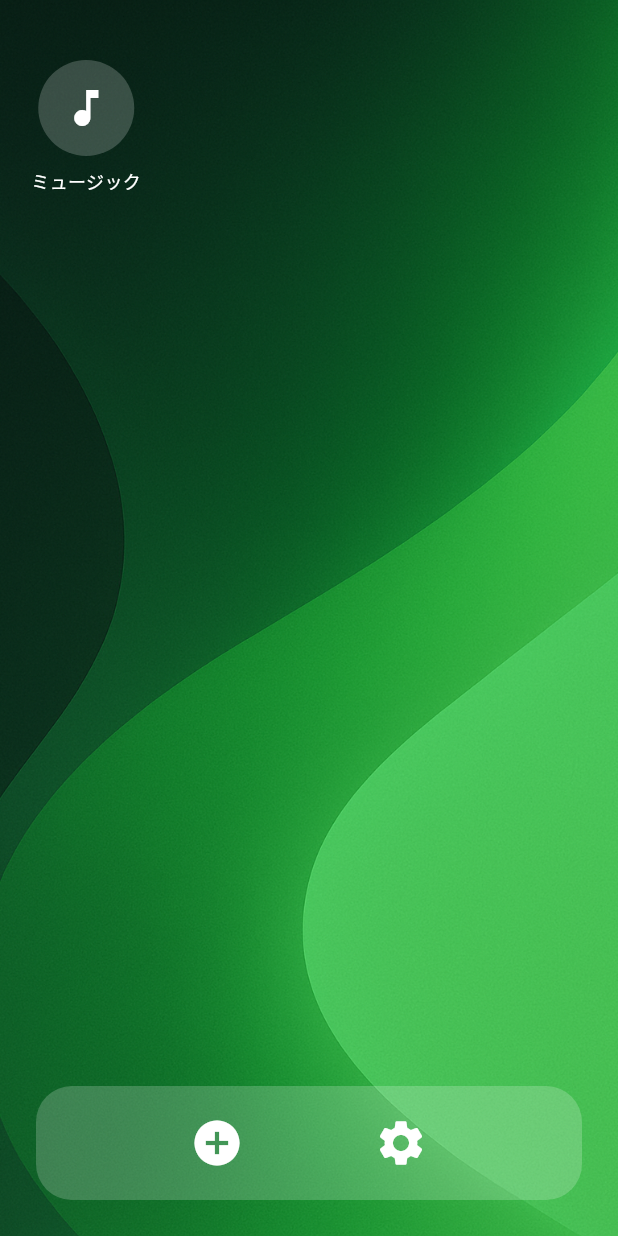
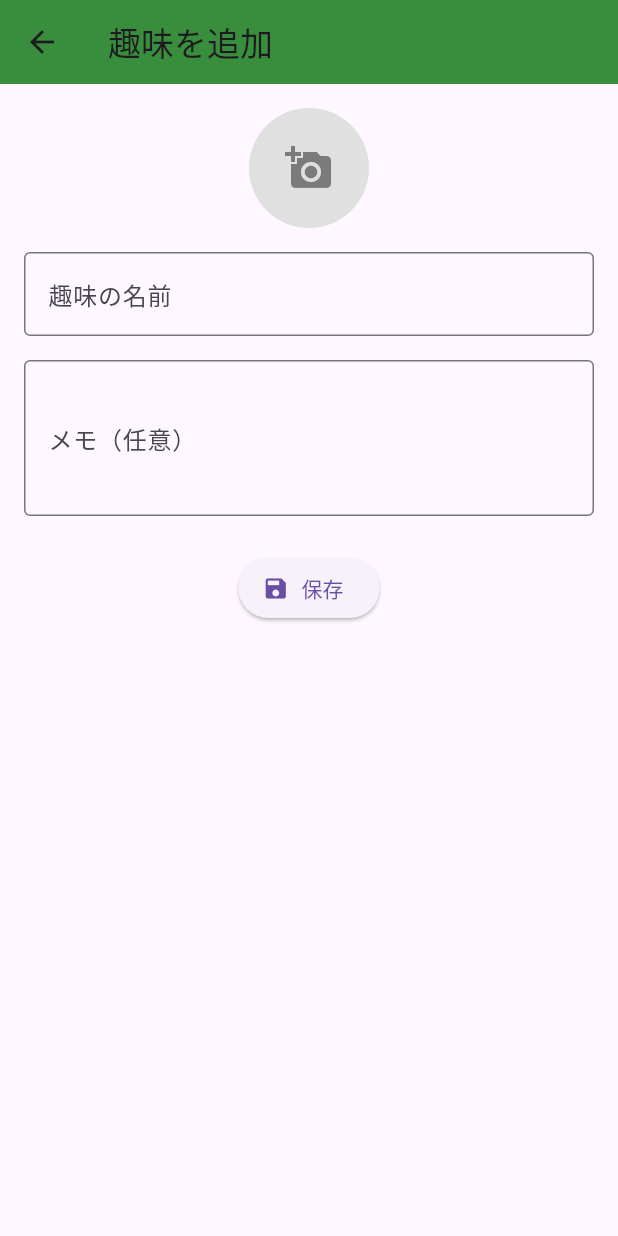
Before and after one commit to tomurango/shuumy-app, a Flutter app: the screen it shows after launch, after a tap on the "add circle" icon, on a phone screen of 412 x 824 dp. Run offline on Flutter 3.47's test engine with Material 3 defaults, Android fonts, the light colour scheme and no system bars; our stand-ins replace flutter_riverpod, image_picker.

Commit message:
アイコンを追加できるようにした

```diff
--- a/lib/main.dart
+++ b/lib/main.dart
@@ -1,7 +1,11 @@
 import 'package:flutter/material.dart';
+import 'package:flutter_riverpod/flutter_riverpod.dart';
+import 'src/screens/home_screen.dart';
 
 void main() {
-  runApp(const ShuumyApp());
+  runApp(
+    const ProviderScope(child: ShuumyApp()),
+  );
 }
 
 class ShuumyApp extends StatelessWidget {
@@ -15,109 +19,3 @@ class ShuumyApp extends StatelessWidget {
     );
   }
 }
-
-class HomeScreen extends StatelessWidget {
-  const HomeScreen({super.key});
-
-  @override
-  Widget build(BuildContext context) {
-    final items = [
-      {'title': 'ミュージック', 'icon': Icons.music_note},
-      // ここに仮の趣味を追加可能
-    ];
-
-    return Scaffold(
-      extendBodyBehindAppBar: true,
-      backgroundColor: Colors.transparent,
-      body: Stack(
-        children: [
-          // 背景画像
-          Positioned.fill(
-            child: Image.asset(
-              'assets/background.png', // 画像パスは適宜変更
-              fit: BoxFit.cover,
-            ),
-          ),
-          // アイコン一覧
-          SafeArea(
-            child: Padding(
-              padding: const EdgeInsets.symmetric(horizontal: 20, vertical: 40),
-
-              child: GridView.builder(
-                itemCount: items.length,
-                physics: const NeverScrollableScrollPhysics(),
-                //shrinkWrap: true,
-                gridDelegate: const SliverGridDelegateWithFixedCrossAxisCount(
-                  crossAxisCount: 4,
-                  mainAxisSpacing: 24,
-                  crossAxisSpacing: 24,
-                  childAspectRatio: 0.75,
-                ),
-
-                itemBuilder: (context, index) {
-                  final item = items[index];
-                  return Column(
-                    mainAxisSize: MainAxisSize.min,
-                    children: [
-                      CircleAvatar(
-                        radius: 32,
-                        backgroundColor: Colors.white.withOpacity(0.2),
-                        child: Icon(
-                          item['icon'] as IconData,
-                          size: 32,
-                          color: Colors.white,
-                        ),
-                      ),
-                      const SizedBox(height: 8),
-                      Text(
-                        item['title']! as String,
-                        style: const TextStyle(
-                          color: Colors.white,
-                          fontSize: 12,
-                        ),
-                        textAlign: TextAlign.center,
-                        maxLines: 1,                  // ← 1行に制限
-                        overflow: TextOverflow.ellipsis, // ← はみ出たら「...」で省略
-                        softWrap: false,              // ← 自動改行を防止
-                      ),
-                    ],
-                  );
-                },
-              ),
-            ),
-          ),
-          // ドック風ボタン
-          Positioned(
-            bottom: 24,
-            left: 24,
-            right: 24,
-            child: Container(
-              padding: const EdgeInsets.symmetric(horizontal: 24, vertical: 12),
-              decoration: BoxDecoration(
-                color: Colors.white.withOpacity(0.2),
-                borderRadius: BorderRadius.circular(24),
-              ),
-              child: Row(
-                mainAxisAlignment: MainAxisAlignment.spaceEvenly,
-                children: [
-                  IconButton(
-                    icon: const Icon(Icons.add_circle, size: 36, color: Colors.white),
-                    onPressed: () {
-                      // 趣味追加
-                    },
-                  ),
-                  IconButton(
-                    icon: const Icon(Icons.settings, size: 36, color: Colors.white),
-                    onPressed: () {
-                      // 設定画面へ
-                    },
-                  ),
-                ],
-              ),
-            ),
-          )
-        ],
-      ),
-    );
-  }
-}
--- /dev/null
+++ b/lib/src/models/hobby.dart
@@ -0,0 +1,27 @@
+class Hobby {
+  final String title;
+  final String? memo;
+  final String imageFileName;
+
+  Hobby({
+    required this.title,
+    this.memo,
+    required this.imageFileName,
+  });
+
+  String getImagePath(String basePath) {
+    return '$basePath/images/$imageFileName';
+  }
+
+  Map<String, dynamic> toJson() => {
+    'title': title,
+    'memo': memo,
+    'imageFileName': imageFileName,
+  };
+
+  factory Hobby.fromJson(Map<String, dynamic> json) => Hobby(
+    title: json['title'] as String,
+    memo: json['memo'] as String?,
+    imageFileName: json['imageFileName'] as String,
+  );
+}
--- /dev/null
+++ b/lib/src/providers/hobby_list_provider.dart
@@ -0,0 +1,45 @@
+import 'dart:io';
+import 'package:flutter_riverpod/flutter_riverpod.dart';
+import 'package:path_provider/path_provider.dart';
+import 'package:path/path.dart' as path;
+import '../models/hobby.dart';
+import '../services/hobby_json_service.dart';
+
+final hobbyListProvider = StateNotifierProvider<HobbyListNotifier, List<Hobby>>(
+  (ref) => HobbyListNotifier(),
+);
+
+class HobbyListNotifier extends StateNotifier<List<Hobby>> {
+  HobbyListNotifier() : super([]) {
+    load();
+  }
+
+  Future<void> load() async {
+    final hobbies = await HobbyJsonService.loadHobbies();
+    final dir = await getApplicationDocumentsDirectory();
+
+    final rebuilt = hobbies.map((hobby) {
+      final fullPath = hobby.getImagePath(dir.path);
+      return Hobby(
+        title: hobby.title,
+        memo: hobby.memo,
+        imageFileName: hobby.imageFileName, // imagePath はUIで構築
+      );
+    }).toList();
+
+    state = rebuilt;
+  }
+
+
+  Future<void> add(Hobby hobby) async {
+    final newList = [...state, hobby];
+    state = newList;
+    await HobbyJsonService.saveHobbies(newList);
+  }
+
+  Future<void> remove(Hobby hobby) async {
+    final newList = state.where((h) => h != hobby).toList();
+    state = newList;
+    await HobbyJsonService.saveHobbies(newList);
+  }
+}
--- /dev/null
+++ b/lib/src/screens/add_hobby_screen.dart
@@ -0,0 +1,129 @@
+import 'dart:io';
+import 'package:flutter/material.dart';
+import 'package:image_picker/image_picker.dart';
+import 'package:path/path.dart' as path;
+import 'package:flutter_riverpod/flutter_riverpod.dart';
+import '../services/hobby_storage.dart';
+import '../models/hobby.dart';
+import '../services/hobby_json_service.dart';
+import '../providers/hobby_list_provider.dart';
+
+class AddHobbyScreen extends ConsumerStatefulWidget {
+  const AddHobbyScreen({super.key});
+
+  @override
+  ConsumerState<AddHobbyScreen> createState() => _AddHobbyScreenState();
+}
+
+class _AddHobbyScreenState extends ConsumerState<AddHobbyScreen> {
+  final TextEditingController _titleController = TextEditingController();
+  final TextEditingController _memoController = TextEditingController();
+
+  File? _selectedImage;
+
+  Future<void> _pickImage() async {
+    final pickedFile = await ImagePicker().pickImage(
+      source: ImageSource.gallery,
+    );
+
+    if (pickedFile != null) {
+      setState(() {
+        _selectedImage = File(pickedFile.path);
+      });
+    }
+  }
+
+  @override
+  Widget build(BuildContext context) {
+    return Scaffold(
+      appBar: AppBar(
+        title: const Text("趣味を追加"),
+        backgroundColor: Colors.green[700],
+      ),
+      body: Padding(
+        padding: const EdgeInsets.all(16),
+        child: Column(
+          children: [
+            // アイコン画像のプレビュー
+            GestureDetector(
+              onTap: _pickImage,
+              child: CircleAvatar(
+                radius: 40,
+                backgroundColor: Colors.grey[300],
+                backgroundImage:
+                    _selectedImage != null ? FileImage(_selectedImage!) : null,
+                child: _selectedImage == null
+                    ? const Icon(Icons.add_a_photo, size: 32, color: Colors.black45)
+                    : null,
+              ),
+            ),
+            const SizedBox(height: 16),
+            TextField(
+              controller: _titleController,
+              decoration: const InputDecoration(
+                labelText: '趣味の名前',
+                border: OutlineInputBorder(),
+              ),
+            ),
+            const SizedBox(height: 16),
+            TextField(
+              controller: _memoController,
+              decoration: const InputDecoration(
+                labelText: 'メモ（任意）',
+                border: OutlineInputBorder(),
+              ),
+              maxLines: 3,
+            ),
+            const SizedBox(height: 24),
+            ElevatedButton.icon(
+              onPressed: () async {
+                final title = _titleController.text.trim();
+                final memo = _memoController.text.trim();
+
+                if (_selectedImage == null) {
+                  ScaffoldMessenger.of(context).showSnackBar(
+                    const SnackBar(content: Text("アイコン画像を選んでください")),
+                  );
+                  return;
+                }
+
+                if (title.isEmpty) {
+                  ScaffoldMessenger.of(context).showSnackBar(
+                    const SnackBar(content: Text("趣味の名前を入力してください")),
+                  );
+                  return;
+                }
+
+                // ファイルを保存ディレクトリにコピー
+                final savedImageFile = await HobbyStorageService.saveImageToLocalDirectory(_selectedImage!);
+
+                // savedImageFile.path を Hobbyモデルなどで使えるように保存
+                print('保存先: ${savedImageFile.path}');
+
+                final fileName = path.basename(savedImageFile.path);
+
+                // Hobbyインスタンス保存処理
+                final newHobby = Hobby(
+                  title: title,
+                  memo: memo.isEmpty ? null : memo,
+                  imageFileName: fileName,
+                );
+
+                final hobbies = await HobbyJsonService.loadHobbies();
+                hobbies.add(newHobby);
+                await HobbyJsonService.saveHobbies(hobbies);
+
+                ref.read(hobbyListProvider.notifier).add(newHobby);
+
+
+                Navigator.pop(context);
+              },
+              icon: const Icon(Icons.save),
+              label: const Text('保存'),
+            )
+          ],
+        ),
+      ),
+    );
+  }
+}
--- /dev/null
+++ b/lib/src/screens/home_screen.dart
@@ -0,0 +1,128 @@
+import 'dart:io';
+import 'package:flutter/material.dart';
+import 'package:flutter_riverpod/flutter_riverpod.dart';
+import 'package:path_provider/path_provider.dart';
+import 'package:path/path.dart' as p;
+
+import '../models/hobby.dart';
+import '../providers/hobby_list_provider.dart';
+import 'add_hobby_screen.dart';
+
+class HomeScreen extends ConsumerWidget {
+  const HomeScreen({super.key});
+
+  @override
+  Widget build(BuildContext context, WidgetRef ref) {
+    final hobbies = ref.watch(hobbyListProvider);
+
+    return Scaffold(
+      extendBodyBehindAppBar: true,
+      backgroundColor: Colors.transparent,
+      body: Stack(
+        children: [
+          // 背景画像
+          Positioned.fill(
+            child: Image.asset(
+              'assets/background.png',
+              fit: BoxFit.cover,
+            ),
+          ),
+          // アイコン一覧
+          SafeArea(
+            child: Padding(
+              padding: const EdgeInsets.symmetric(horizontal: 20, vertical: 40),
+              child: FutureBuilder<Directory>(
+                future: getApplicationDocumentsDirectory(),
+                builder: (context, snapshot) {
+                  if (!snapshot.hasData) {
+                    return const Center(child: CircularProgressIndicator());
+                  }
+
+                  final dirPath = snapshot.data!.path;
+
+                  return GridView.builder(
+                    itemCount: hobbies.length,
+                    physics: const NeverScrollableScrollPhysics(),
+                    gridDelegate: const SliverGridDelegateWithFixedCrossAxisCount(
+                      crossAxisCount: 4,
+                      mainAxisSpacing: 24,
+                      crossAxisSpacing: 24,
+                      childAspectRatio: 0.75,
+                    ),
+                    itemBuilder: (context, index) {
+                      final hobby = hobbies[index];
+                      final imagePath = p.join(dirPath, 'images', hobby.imageFileName);
+                      final file = File(imagePath);
+                      final exists = file.existsSync();
+
+                      return Column(
+                        mainAxisSize: MainAxisSize.min,
+                        children: [
+                          CircleAvatar(
+                            radius: 32,
+                            backgroundColor: Colors.white.withOpacity(0.2),
+                            backgroundImage: exists ? FileImage(file) : null,
+                            child: !exists
+                                ? const Icon(Icons.broken_image, color: Colors.white)
+                                : null,
+                          ),
+                          const SizedBox(height: 8),
+                          Text(
+                            hobby.title,
+                            style: const TextStyle(
+                              color: Colors.white,
+                              fontSize: 12,
+                            ),
+                            textAlign: TextAlign.center,
+                            maxLines: 1,
+                            overflow: TextOverflow.ellipsis,
+                            softWrap: false,
+                          ),
+                        ],
+                      );
+                    },
+                  );
+                },
+              ),
+            ),
+          ),
+          // ドック風ボタン
+          Positioned(
+            bottom: 24,
+            left: 24,
+            right: 24,
+            child: Container(
+              padding: const EdgeInsets.symmetric(horizontal: 24, vertical: 12),
+              decoration: BoxDecoration(
+                color: Colors.white.withOpacity(0.2),
+                borderRadius: BorderRadius.circular(24),
+              ),
+              child: Row(
+                mainAxisAlignment: MainAxisAlignment.spaceEvenly,
+                children: [
+                  IconButton(
+                    icon: const Icon(Icons.add_circle, size: 36, color: Colors.white),
+                    onPressed: () {
+                      Navigator.push(
+                        context,
+                        MaterialPageRoute(
+                          builder: (_) => const AddHobbyScreen(),
+                        ),
+                      );
+                    },
+                  ),
+                  IconButton(
+                    icon: const Icon(Icons.settings, size: 36, color: Colors.white),
+                    onPressed: () {
+                      // 設定画面へ
+                    },
+                  ),
+                ],
+              ),
+            ),
+          ),
+        ],
+      ),
+    );
+  }
+}
--- /dev/null
+++ b/lib/src/services/hobby_json_service.dart
@@ -0,0 +1,33 @@
+import 'dart:convert';
+import 'dart:io';
+
+import 'package:path_provider/path_provider.dart';
+import '../models/hobby.dart';
+
+class HobbyJsonService {
+  static const _fileName = 'hobbies.json';
+
+  static Future<File> _getLocalFile() async {
+    final dir = await getApplicationDocumentsDirectory();
+    return File('${dir.path}/$_fileName');
+  }
+
+  static Future<List<Hobby>> loadHobbies() async {
+    try {
+      final file = await _getLocalFile();
+      if (!(await file.exists())) return [];
+
+      final contents = await file.readAsString();
+      final List<dynamic> jsonData = jsonDecode(contents);
+      return jsonData.map((e) => Hobby.fromJson(e)).toList();
+    } catch (e) {
+      return [];
+    }
+  }
+
+  static Future<void> saveHobbies(List<Hobby> hobbies) async {
+    final file = await _getLocalFile();
+    final jsonData = hobbies.map((h) => h.toJson()).toList();
+    await file.writeAsString(jsonEncode(jsonData));
+  }
+}
--- a/pubspec.yaml
+++ b/pubspec.yaml
@@ -34,6 +34,11 @@ dependencies:
   # The following adds the Cupertino Icons font to your application.
   # Use with the CupertinoIcons class for iOS style icons.
   cupertino_icons: ^1.0.8
+  image_picker: ^1.1.2
+  path_provider: ^2.1.5
+  uuid: ^4.5.1
+  flutter_riverpod: ^2.6.1
+  path: ^1.9.1
 
 dev_dependencies:
   flutter_test:
```
Also changed, not shown: lib/src/services/hobby_storage.dart (added, +25 -0 lines), pubspec.lock, 14 other files.
